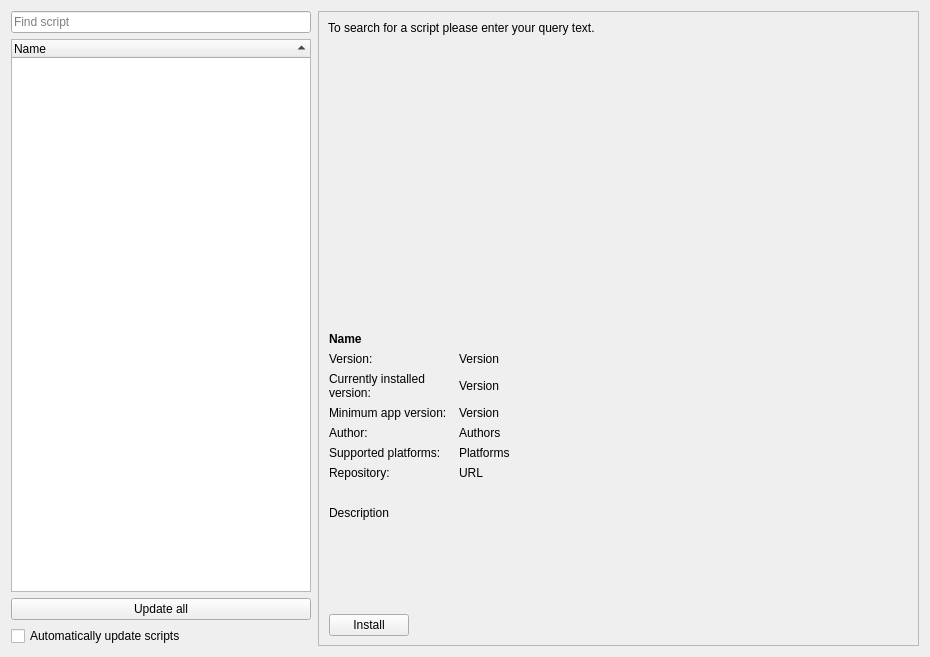
First picture: the form in src/dialogs/scriptrepositorydialog.ui, repository pbek/QOwnNotes, before the edit.
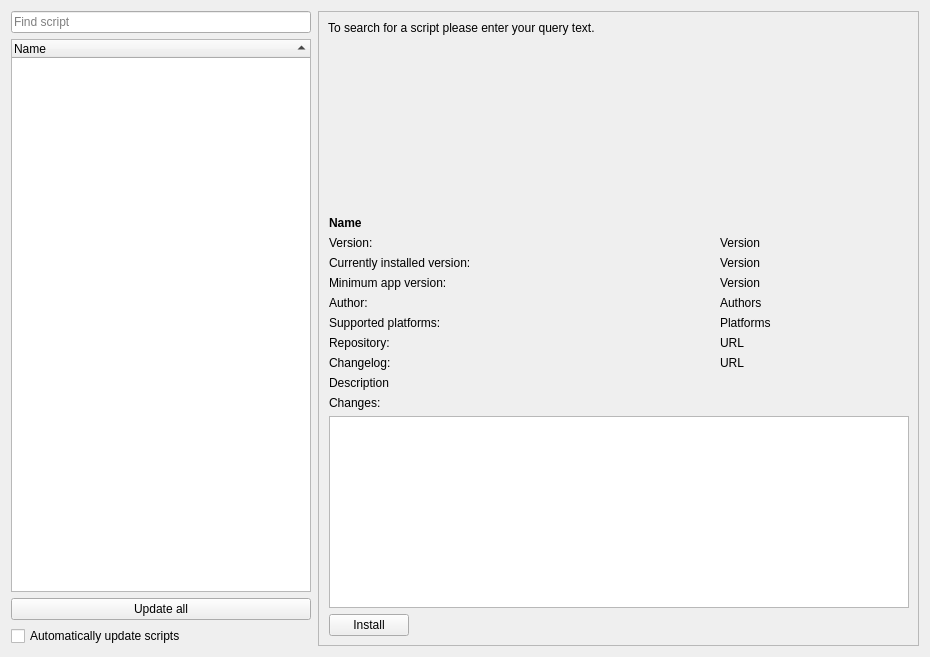
Second picture: the form after the edit. Icons and pictures are not drawn. Custom widgets are drawn as their Qt base class.

Commit message: #3709 scripts: show changelog changes when updating

```diff
--- a/src/dialogs/scriptrepositorydialog.ui
+++ b/src/dialogs/scriptrepositorydialog.ui
@@ -154,19 +154,88 @@
              </property>
             </widget>
            </item>
-           <item row="12" column="0" colspan="3">
-            <spacer name="verticalSpacer">
-             <property name="orientation">
-              <enum>Qt::Vertical</enum>
-             </property>
-             <property name="sizeHint" stdset="0">
-              <size>
-               <width>20</width>
-               <height>40</height>
-              </size>
-             </property>
-            </spacer>
-           </item>
+            <item row="10" column="0">
+             <widget class="QLabel" name="changelogHeadlineLabel">
+              <property name="text">
+               <string>Changelog:</string>
+              </property>
+              <property name="wordWrap">
+               <bool>true</bool>
+              </property>
+             </widget>
+            </item>
+            <item row="10" column="2">
+             <widget class="Label" name="changelogLinkLabel">
+              <property name="text">
+               <string notr="true">URL</string>
+              </property>
+              <property name="wordWrap">
+               <bool>true</bool>
+              </property>
+              <property name="openExternalLinks">
+               <bool>true</bool>
+              </property>
+              <property name="textInteractionFlags">
+               <set>Qt::LinksAccessibleByMouse</set>
+              </property>
+             </widget>
+            </item>
+            <item row="12" column="0" colspan="3">
+             <widget class="QFrame" name="changesFrame">
+              <property name="sizePolicy">
+               <sizepolicy hsizetype="Preferred" vsizetype="Expanding">
+                <horstretch>0</horstretch>
+                <verstretch>1</verstretch>
+               </sizepolicy>
+              </property>
+              <property name="frameShape">
+               <enum>QFrame::NoFrame</enum>
+              </property>
+              <layout class="QVBoxLayout" name="changesLayout">
+               <property name="leftMargin">
+                <number>0</number>
+               </property>
+               <property name="topMargin">
+                <number>0</number>
+               </property>
+               <property name="rightMargin">
+                <number>0</number>
+               </property>
+               <property name="bottomMargin">
+                <number>0</number>
+               </property>
+               <item>
+                <widget class="QLabel" name="changesHeadlineLabel">
+                 <property name="text">
+                  <string notr="true">Changes:</string>
+                 </property>
+                 <property name="wordWrap">
+                  <bool>true</bool>
+                 </property>
+                </widget>
+               </item>
+               <item>
+                <widget class="QTextBrowser" name="changesTextBrowser">
+                 <property name="sizePolicy">
+                  <sizepolicy hsizetype="Expanding" vsizetype="Expanding">
+                   <horstretch>0</horstretch>
+                   <verstretch>1</verstretch>
+                  </sizepolicy>
+                 </property>
+                 <property name="readOnly">
+                  <bool>true</bool>
+                 </property>
+                 <property name="openExternalLinks">
+                  <bool>true</bool>
+                 </property>
+                 <property name="textInteractionFlags">
+                  <set>Qt::TextBrowserInteraction</set>
+                 </property>
+                </widget>
+               </item>
+              </layout>
+             </widget>
+            </item>
            <item row="11" column="0" colspan="3">
             <widget class="Label" name="descriptionLabel">
              <property name="text">
@@ -183,19 +252,6 @@
              </property>
             </widget>
            </item>
-           <item row="10" column="2">
-            <spacer name="horizontalSpacer_2">
-             <property name="orientation">
-              <enum>Qt::Horizontal</enum>
-             </property>
-             <property name="sizeHint" stdset="0">
-              <size>
-               <width>40</width>
-               <height>20</height>
-              </size>
-             </property>
-            </spacer>
-           </item>
            <item row="9" column="0">
             <widget class="QLabel" name="textLabel2">
              <property name="text">
```
The commit also changes 10 other files.
